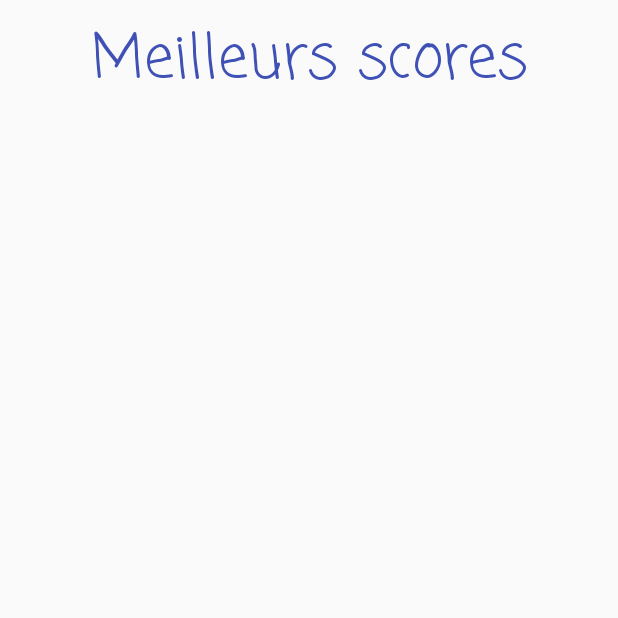
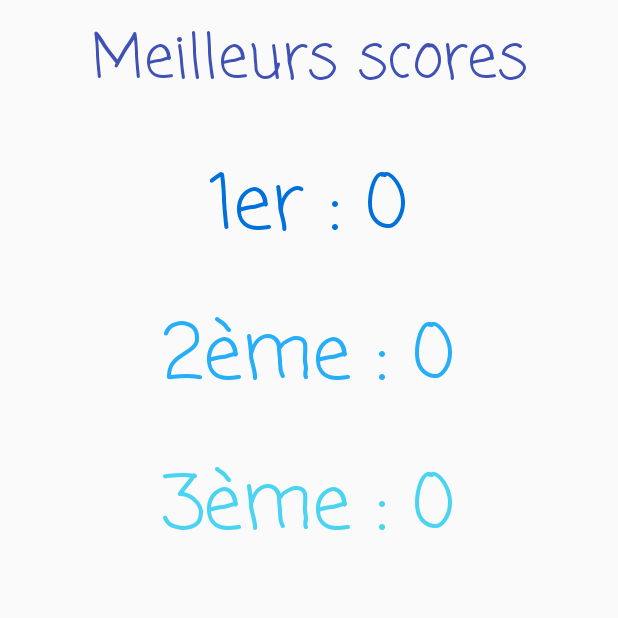
Before and after one commit to Cballini/TetrisAndroid, an Android app: the ScoreActivity screen opened directly, with no data from a screen before it, on a phone screen of 412 x 824 dp, the top half of it. Run offline under Robolectric (Android 15) with nearby library versions, the light colour scheme and no system bars.

Commit message:
Ajout images boutons + gestion meilleurs scores

```diff
--- a/app/src/main/java/com/project/cecib/dawin_project/ScoreActivity.java
+++ b/app/src/main/java/com/project/cecib/dawin_project/ScoreActivity.java
@@ -1,7 +1,10 @@
 package com.project.cecib.dawin_project;
 
+import android.content.SharedPreferences;
 import android.os.Bundle;
+import android.preference.PreferenceManager;
 import android.support.v7.app.AppCompatActivity;
+import android.widget.TextView;
 
 /**
  * Created by cecib on 27/06/2017.
@@ -12,5 +15,15 @@ public class ScoreActivity extends AppCompatActivity {
     public void onCreate(Bundle savedInstanceState) {
         super.onCreate(savedInstanceState);
         setContentView(R.layout.best_score);
+
+        //récupération meilleurs scores
+        SharedPreferences best = PreferenceManager.getDefaultSharedPreferences(this);
+        TextView score1 =(TextView) findViewById(R.id.best1);
+        TextView score2 =(TextView) findViewById(R.id.best2);
+        TextView score3 =(TextView) findViewById(R.id.best3);
+        score1.setText("1er : "+String.valueOf(best.getInt("score1",0)));
+        score2.setText("2ème : "+String.valueOf(best.getInt("score2",0)));
+        score3.setText("3ème : "+String.valueOf(best.getInt("score3",0)));
+
     }
 }
--- a/app/src/main/res/layout/best_score.xml
+++ b/app/src/main/res/layout/best_score.xml
@@ -13,4 +13,34 @@
         android:textSize="40dp"
         android:fontFamily="casual"/>
 
+    <TextView
+        android:id="@+id/best1"
+        android:layout_width="wrap_content"
+        android:layout_height="wrap_content"
+        android:layout_centerHorizontal="true"
+        android:layout_marginTop="100dp"
+        android:textSize="50dp"
+        android:textColor="@color/colorFirst"
+        android:fontFamily="casual"/>
+
+    <TextView
+        android:id="@+id/best2"
+        android:layout_width="wrap_content"
+        android:layout_height="wrap_content"
+        android:layout_centerHorizontal="true"
+        android:layout_marginTop="200dp"
+        android:textSize="50dp"
+        android:textColor="@color/colorSecond"
+        android:fontFamily="casual"/>
+
+    <TextView
+        android:id="@+id/best3"
+        android:layout_width="wrap_content"
+        android:layout_height="wrap_content"
+        android:layout_centerHorizontal="true"
+        android:layout_marginTop="300dp"
+        android:textSize="50dp"
+        android:textColor="@color/colorThird"
+        android:fontFamily="casual"/>
+
 </RelativeLayout>
--- a/app/src/main/res/layout/grid_item.xml
+++ b/app/src/main/res/layout/grid_item.xml
@@ -6,7 +6,7 @@
 
     <ImageView
         android:id="@+id/image"
-        android:layout_width="20dp"
-        android:layout_height="20dp" />
+        android:layout_width="22dp"
+        android:layout_height="22dp" />
 
 </LinearLayout>
--- a/app/src/main/res/values/colors.xml
+++ b/app/src/main/res/values/colors.xml
@@ -11,4 +11,7 @@
     <color name="colorL">#EBF583</color>
     <color name="colorS">#F8C148</color>
     <color name="colorZ">#F86348</color>
+    <color name="colorFirst">#0070DA</color>
+    <color name="colorSecond">#26AEF8</color>
+    <color name="colorThird">#4BD3F2</color>
 </resources>
--- a/app/src/main/res/values/strings.xml
+++ b/app/src/main/res/values/strings.xml
@@ -2,5 +2,5 @@
     <string name="app_name">Tetris</string>
     <string name="play">Jouer</string>
     <string name="score">Meilleurs scores</string>
-    <string name="defeat">PERDU</string>
+    <string name="defeat">DEFAITE</string>
 </resources>
```
Also changed, not shown: app/src/main/java/com/project/cecib/dawin_project/MainActivity.java (+43 -1 lines), app/src/main/res/layout/activity_main.xml (+30 -27 lines), app/src/main/res/drawable/best.png, app/src/main/res/drawable/button_down.png (added), app/src/main/res/drawable/button_left.png (added), app/src/main/res/drawable/button_right.png (added), app/src/main/res/drawable/button_rotate.png (added), app/src/main/res/drawable/play.png, app/src/main/res/drawable/reload.png (added).
